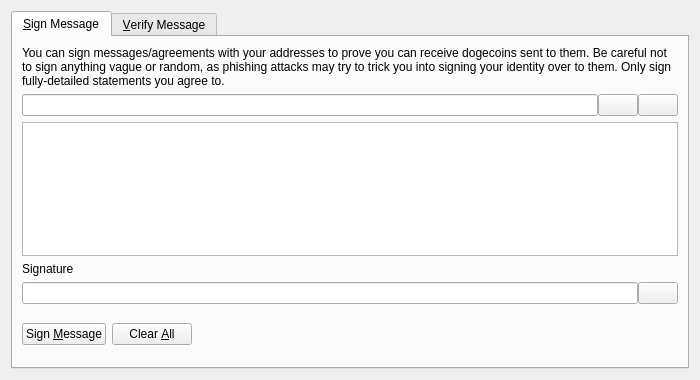
The window that src/qt/forms/signverifymessagedialog.ui (Muricoin/Muricoin) describes before a commit, drawn with Qt 5.
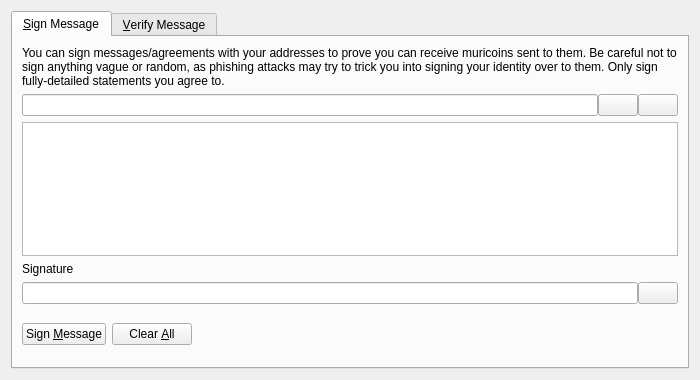
The same window after the commit. Icons and pictures are not drawn. Custom widgets are drawn as their Qt base class.

Diff of the .ui file:
```diff
--- a/src/qt/forms/signverifymessagedialog.ui
+++ b/src/qt/forms/signverifymessagedialog.ui
@@ -30,7 +30,7 @@
        <item>
         <widget class="QLabel" name="infoLabel_SM">
          <property name="text">
-          <string>You can sign messages/agreements with your addresses to prove you can receive dogecoins sent to them. Be careful not to sign anything vague or random, as phishing attacks may try to trick you into signing your identity over to them. Only sign fully-detailed statements you agree to.</string>
+          <string>You can sign messages/agreements with your addresses to prove you can receive muricoins sent to them. Be careful not to sign anything vague or random, as phishing attacks may try to trick you into signing your identity over to them. Only sign fully-detailed statements you agree to.</string>
          </property>
          <property name="textFormat">
           <enum>Qt::PlainText</enum>
```
Left out of the diff: 8 changed lines with no effect on the pictures.
